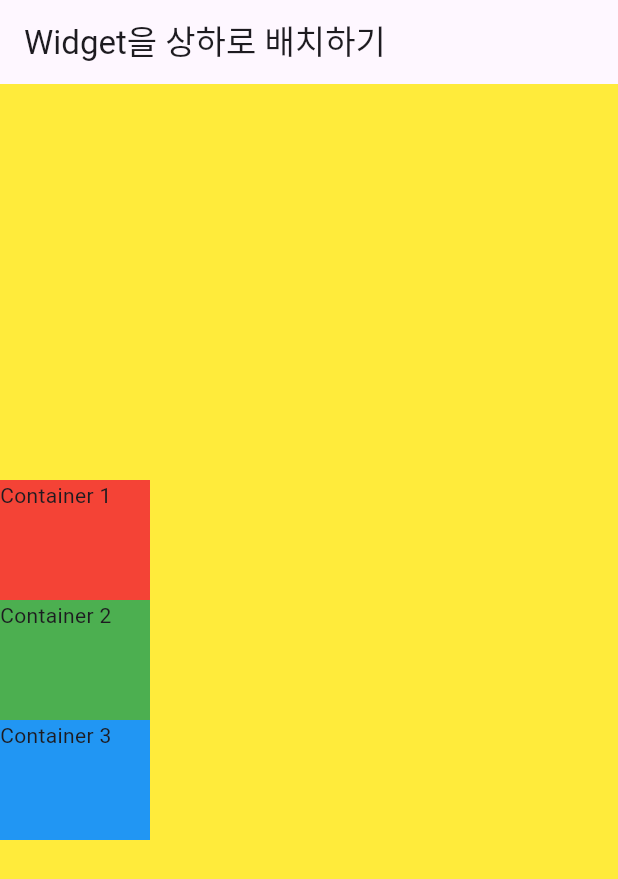
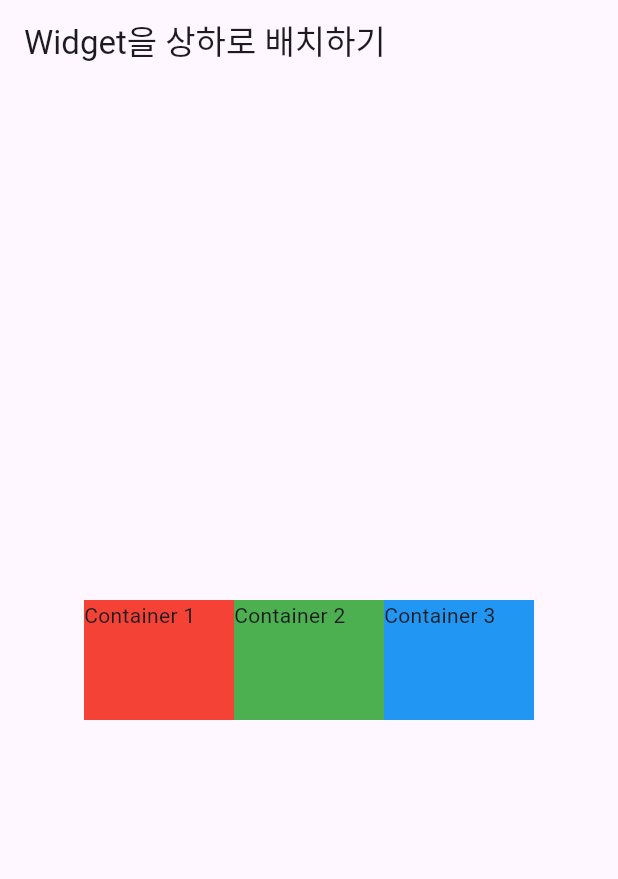
Before and after one commit to HiddenEvent/first_app, a Flutter app: the screen it shows after launch, on a phone screen of 412 x 824 dp. Shown: the top 879 px of the screen. Run offline on Flutter 3.47's test engine with Material 3 defaults, Android fonts, the phone set to English and light mode, and no system bars.

Commit message:
[Row 위젯] 가로 배치용 - 가운데 정렬 시 Center 위젯 작동 X, 아래 속성 사용 - mainAxisAlignment 가로 정렬 - crossAxisAlignment 세로 정렬 - 세로 정렬시 height 크기가 있어야함

```diff
--- a/lib/main.dart
+++ b/lib/main.dart
@@ -21,12 +21,10 @@
   @override
   Widget build(BuildContext context) {
     return Container(
-      height: double.infinity,
-      width: double.infinity,
-      color: Colors.yellow,
-      child: Column(
-        mainAxisAlignment: MainAxisAlignment.center, // 상하 정렬
-        crossAxisAlignment: CrossAxisAlignment.start, // 좌우 정렬
+      height: double.infinity, // 높이를 최대로 설정
+      child: Row(
+        mainAxisAlignment: MainAxisAlignment.center, // 가로로 중앙에 배치
+        crossAxisAlignment: CrossAxisAlignment.center, // 세로로 중앙에 배치
         children: [
           Container(width: 100, height: 80, color: Colors.red, child: Text('Container 1')),
           Container(width: 100, height: 80, color: Colors.green, child: Text('Container 2')),
```
